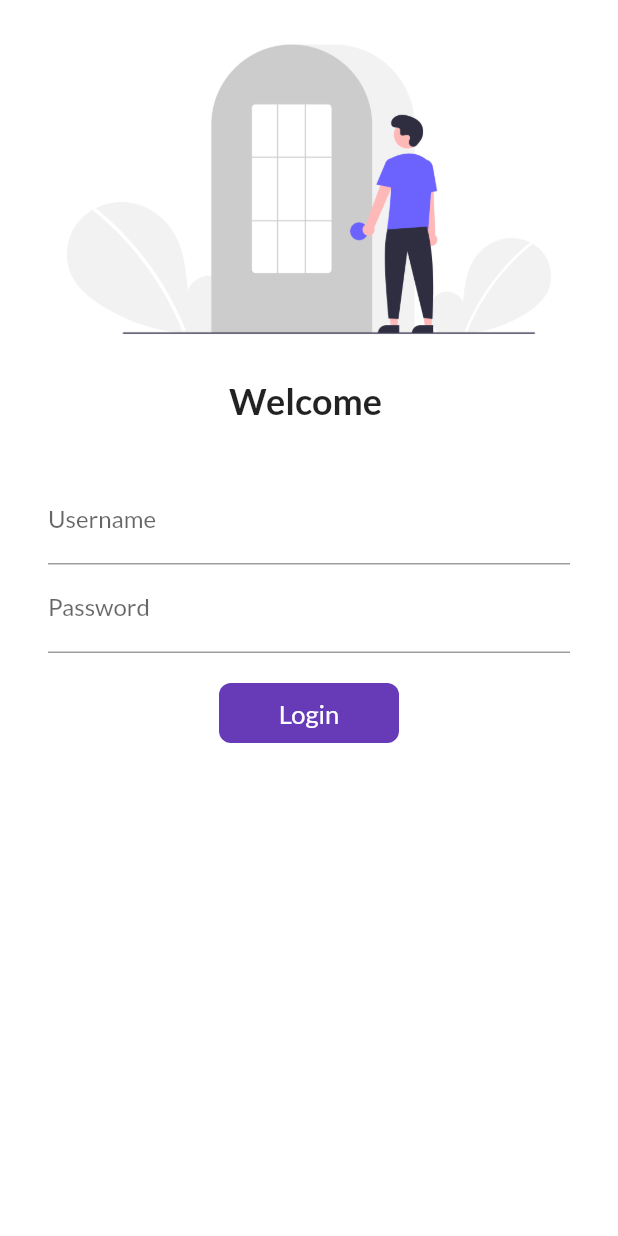
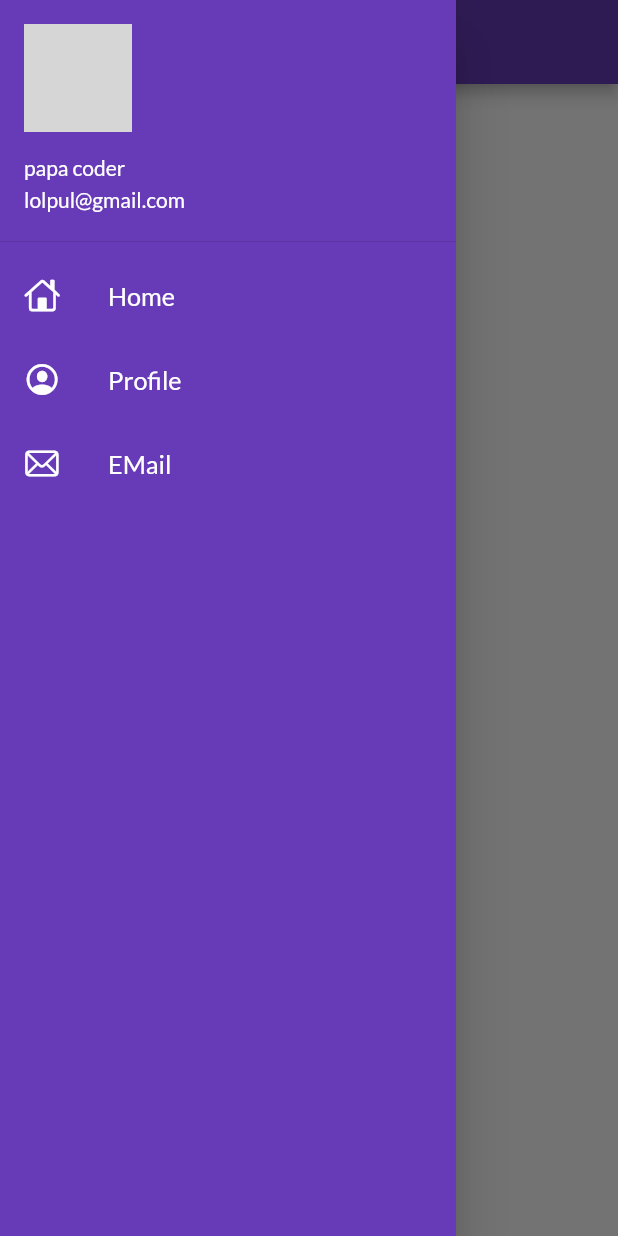
Before and after one commit to kiritoInd/CatalogFlutterApp, a Flutter app: the screen it shows after launch, with the side drawer open (before the commit the screen has no drawer), on a phone screen of 412 x 824 dp. Run offline on Flutter 3.47's test engine with Material 2 defaults, Android fonts, the phone set to English and light mode, and no system bars; our stand-ins replace google_fonts; network calls fail; grey boxes are pictures that could not be loaded.

Commit message:
day9 completed

```diff
--- a/lib/login_Page.dart
+++ /dev/null
@@ -1,102 +0,0 @@
-import 'package:flutter/material.dart';
-import 'package:flutter_application_1/utils/routes.dart';
-
-class LoginPage extends StatefulWidget {
-  @override
-  State<LoginPage> createState() => _LoginPageState();
-}
-
-class _LoginPageState extends State<LoginPage> {
-  String name = "";
-  bool changeButton = false;
-
-  @override
-  Widget build(BuildContext context) {
-    return Material(
-        color: Colors.white,
-        child: SingleChildScrollView(
-          child: Column(
-            children: [
-              Image.asset(
-                "assets/images/login_image.png",
-                fit: BoxFit.cover,
-              ),
-              Text(
-                "Welcome $name",
-                style: const TextStyle(
-                  fontSize: 24,
-                  fontWeight: FontWeight.bold,
-                ),
-              ),
-              const SizedBox(
-                height: 20.0,
-              ),
-              Padding(
-                padding: const EdgeInsets.symmetric(
-                    vertical: 16.0, horizontal: 32.0),
-                child: Column(
-                  children: [
-                    TextFormField(
-                      decoration: const InputDecoration(
-                          hintText: "Enter Username", labelText: "Username"),
-                      onChanged: (value) {
-                        name = value;
-                        setState(() {});
-                      },
-                    ),
-                    TextFormField(
-                      obscureText: true,
-                      decoration: const InputDecoration(
-                          hintText: "Enter Username", labelText: "Password"),
-                    ),
-                    const SizedBox(
-                      height: 20.0,
-                    ),
-
-                    InkWell(
-                      onTap: () async {
-                        setState(() {
-                          changeButton = true;
-                        });
-                        await Future.delayed(Duration(microseconds: 2950));
-                        Navigator.pushNamed(context, MyRoutes.homeRoute);
-                      },
-                      child: AnimatedContainer(
-                        duration: Duration(milliseconds: 250),
-                        width: changeButton ? 40 : 120,
-                        height: 40,
-                        alignment: Alignment.center,
-                        decoration: BoxDecoration(
-                            color: Colors.deepPurple,
-                            borderRadius:
-                                BorderRadius.circular(changeButton ? 50 : 8)),
-                        child: changeButton
-                            ? const Icon(
-                                Icons.done,
-                                color: Colors.white,
-                              )
-                            : const Text(
-                                "Login",
-                                style: TextStyle(
-                                  color: Colors.white,
-                                  fontSize: 17,
-                                ),
-                              ),
-                      ),
-                    )
-
-                    // ElevatedButton(
-                    //     onPressed: () {
-                    //       Navigator.pushNamed(context, MyRoutes.homeRoute);
-                    //     },
-                    //     child: const Text("Login"),
-                    //     style:
-                    //         TextButton.styleFrom(minimumSize: Size(120, 40))),
-                  ],
-                ),
-              )
-            ],
-          ),
-        ));
-  }
-}
--- a/lib/HomePage.dart
+++ b/lib/pages/HomePage.dart
@@ -1,18 +1,19 @@
 import "package:flutter/material.dart";
+import "package:flutter_application_1/widgets/drawer.dart";
 
 class HomePage extends StatelessWidget {
   @override
   Widget build(BuildContext context) {
     return Scaffold(
       appBar: AppBar(
-        title: Text("catlog app "),
+        title: Text("catlog app"),
       ),
       body: Center(
         child: Container(
           child: Text("wellcome to my app"),
         ),
       ),
-      drawer: Drawer(),
+      drawer: MyDrawer(),
     );
   }
 }
--- /dev/null
+++ b/lib/widgets/drawer.dart
@@ -0,0 +1,72 @@
+import "package:flutter/cupertino.dart";
+import "package:flutter/material.dart";
+
+class MyDrawer extends StatelessWidget {
+  @override
+  Widget build(BuildContext context) {
+    final imageUrl =
+        "https://media.licdn.com/dms/image/C4E03AQEAC3KP3z6v5w/profile-displayphoto-shrink_800_800/0/1662839682866?e=2147483647&v=beta&t=IdmlHo4U0gCppjApivKqBhRIeyErVpXHyU2L73gkBMI";
+    return Drawer(
+      child: Container(
+        color: Colors.deepPurple,
+        child: ListView(
+          children: [
+            DrawerHeader(
+              padding: EdgeInsets.zero,
+              child: UserAccountsDrawerHeader(
+                margin: EdgeInsets.zero,
+                // decoration: BoxDecoration(color: Colors.grey),
+                accountName:
+                    Text("papa coder", style: TextStyle(color: Colors.white)),
+                accountEmail: Text("lolpul@gmail.com",
+                    style: TextStyle(color: Colors.white)),
+                currentAccountPicture: CircleAvatar(
+                  backgroundImage: NetworkImage(imageUrl),
+                ),
+              ),
+            ),
+            const ListTile(
+              leading: Icon(
+                CupertinoIcons.home,
+                color: Colors.white,
+              ),
+              title: Text(
+                "Home",
+                textScaleFactor: 1.2,
+                style: TextStyle(
+                  color: Colors.white,
+                ),
+              ),
+            ),
+            const ListTile(
+              leading: Icon(
+                CupertinoIcons.profile_circled,
+                color: Colors.white,
+              ),
+              title: Text(
+                "Profile",
+                textScaleFactor: 1.2,
+                style: TextStyle(
+                  color: Colors.white,
+                ),
+              ),
+            ),
+            const ListTile(
+              leading: Icon(
+                CupertinoIcons.mail,
+                color: Colors.white,
+              ),
+              title: Text(
+                "EMail",
+                textScaleFactor: 1.2,
+                style: TextStyle(
+                  color: Colors.white,
+                ),
+              ),
+            ),
+          ],
+        ),
+      ),
+    );
+  }
+}
--- a/lib/main.dart
+++ b/lib/widgets/main.dart
@@ -1,8 +1,8 @@
 import 'package:flutter/material.dart';
 import 'package:flutter_application_1/utils/routes.dart';
 import "package:google_fonts/google_fonts.dart";
-import "HomePage.dart";
-import 'login_Page.dart';
+import '../pages/HomePage.dart';
+import '../pages/login_Page.dart';
 
 void main() {
   runApp(MyApp());
@@ -21,6 +21,7 @@ class MyApp extends StatelessWidget {
       darkTheme: ThemeData(
         brightness: Brightness.dark,
       ),
+      initialRoute: MyRoutes.homeRoute,
       routes: {
         "/": (context) => LoginPage(),
         MyRoutes.homeRoute: (context) => HomePage(),
```
Also changed, not shown: lib/pages/login_Page.dart (added, +130 -0 lines), assets/images/login_image.png, 1 other file.
